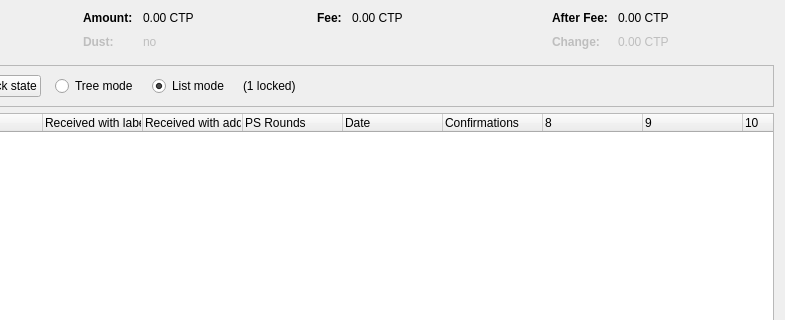
The window that src/qt/forms/coincontroldialog.ui (citypayorg/utb) describes before a commit, drawn with Qt 5; both pictures show x 169 to 954 and y 0 to 320 of the 954 by 500 pixel window.
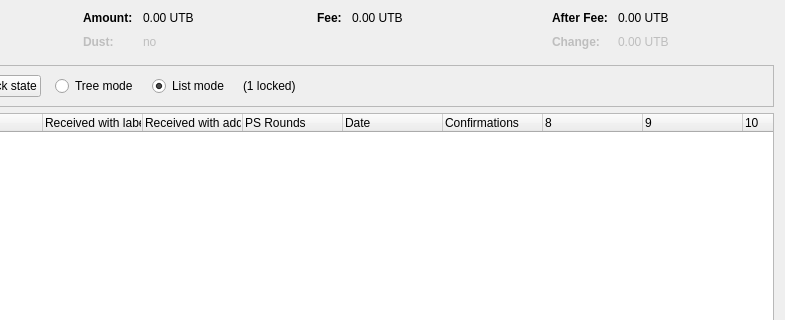
The same window after the commit. Custom widgets are drawn as their Qt base class.

```diff
--- a/src/qt/forms/coincontroldialog.ui
+++ b/src/qt/forms/coincontroldialog.ui
@@ -132,7 +132,7 @@
           <enum>Qt::ActionsContextMenu</enum>
          </property>
          <property name="text">
-          <string notr="true">0.00 CTP</string>
+          <string notr="true">0.00 UTB</string>
          </property>
          <property name="textInteractionFlags">
           <set>Qt::LinksAccessibleByMouse|Qt::TextSelectableByKeyboard|Qt::TextSelectableByMouse</set>
@@ -212,7 +212,7 @@
           <enum>Qt::ActionsContextMenu</enum>
          </property>
          <property name="text">
-          <string notr="true">0.00 CTP</string>
+          <string notr="true">0.00 UTB</string>
          </property>
          <property name="textInteractionFlags">
           <set>Qt::LinksAccessibleByMouse|Qt::TextSelectableByKeyboard|Qt::TextSelectableByMouse</set>
@@ -257,7 +257,7 @@
           <enum>Qt::ActionsContextMenu</enum>
          </property>
          <property name="text">
-          <string notr="true">0.00 CTP</string>
+          <string notr="true">0.00 UTB</string>
          </property>
          <property name="textInteractionFlags">
           <set>Qt::LinksAccessibleByMouse|Qt::TextSelectableByKeyboard|Qt::TextSelectableByMouse</set>
@@ -292,7 +292,7 @@
           <enum>Qt::ActionsContextMenu</enum>
          </property>
          <property name="text">
-          <string notr="true">0.00 CTP</string>
+          <string notr="true">0.00 UTB</string>
          </property>
          <property name="textInteractionFlags">
           <set>Qt::LinksAccessibleByMouse|Qt::TextSelectableByKeyboard|Qt::TextSelectableByMouse</set>
```
